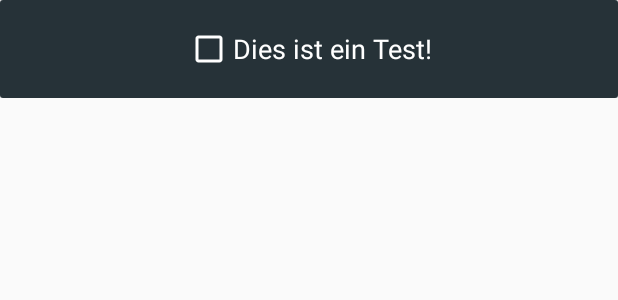
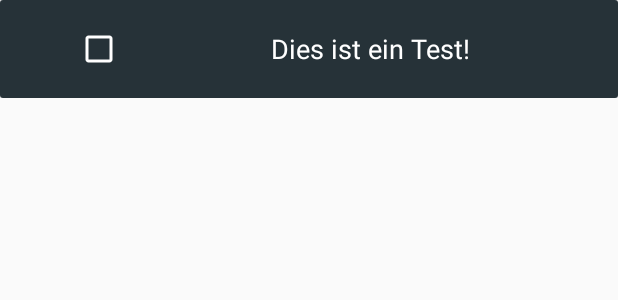
Before and after one commit to schaepersliam/OpenToDo, an Android app: the layout listitem.xml on its own in the app's theme, with its tools: preview values and no code run, on a phone screen of 412 x 824 dp. Shown: the top 300 px of the screen. Run offline under Robolectric (Android 15) with nearby library versions, the phone set to English and light mode, and no system bars.

Commit message:
Made some design improvements on the recyclerview item.

```diff
--- a/app/src/main/java/com/example/schae/opentodo/MainActivity.java
+++ b/app/src/main/java/com/example/schae/opentodo/MainActivity.java
@@ -57,9 +57,6 @@ public class MainActivity extends AppCompatActivity {
         final Button add = findViewById(R.id.todo_add_button);
         final ImageButton remove = findViewById(R.id.remove_button);
 
-        final Animation fadeout = AnimationUtils.loadAnimation(MainActivity.this,android.R.anim.fade_out);
-        fadeout.setDuration(500);
-
         RecyclerView.ItemAnimator animator = new DefaultItemAnimator();
         animator.setAddDuration(500);
         animator.setRemoveDuration(500);
--- a/app/src/main/res/layout/listitem.xml
+++ b/app/src/main/res/layout/listitem.xml
@@ -9,17 +9,32 @@
         android:layout_width="match_parent"
         android:layout_height="65dp">
 
+        <RelativeLayout
+            android:layout_width="match_parent"
+            android:layout_height="match_parent">
+
             <LinearLayout
-            android:layout_width="match_parent"
+                android:layout_width="wrap_content"
                 android:layout_height="match_parent"
-            android:gravity="center"
-            android:background="#263238">
+                android:background="#263238"
+                android:id="@+id/checkbox_linearlayout"
+                android:gravity="center_vertical">
 
                 <CheckBox
                     android:layout_width="wrap_content"
                     android:id="@+id/checkbox"
+                    android:layout_marginStart="50dp"
                     android:theme="@style/Checkbox_White_style"
                     android:layout_height="wrap_content" />
+
+            </LinearLayout>
+
+            <LinearLayout
+                android:layout_width="match_parent"
+                android:layout_height="match_parent"
+                android:background="#263238"
+                android:gravity="center"
+                android:layout_toEndOf="@id/checkbox_linearlayout">
 
                 <TextView
                     android:layout_width="wrap_content"
@@ -31,6 +46,8 @@
 
             </LinearLayout>
 
+        </RelativeLayout>
+
     </android.support.v7.widget.CardView>
 
 </LinearLayout>
--- a/app/src/main/res/values/styles.xml
+++ b/app/src/main/res/values/styles.xml
@@ -12,5 +12,4 @@
         <item name="android:colorControlNormal">#FFFFFF</item>
         <item name="android:colorControlActivated">@color/colorAccent</item>
     </style>
-
 </resources>
```
Also changed, not shown: app/src/main/java/com/example/schae/opentodo/EntryAdapter.java (+6 -1 lines). Lines whose indentation alone changed are shown as unchanged.
